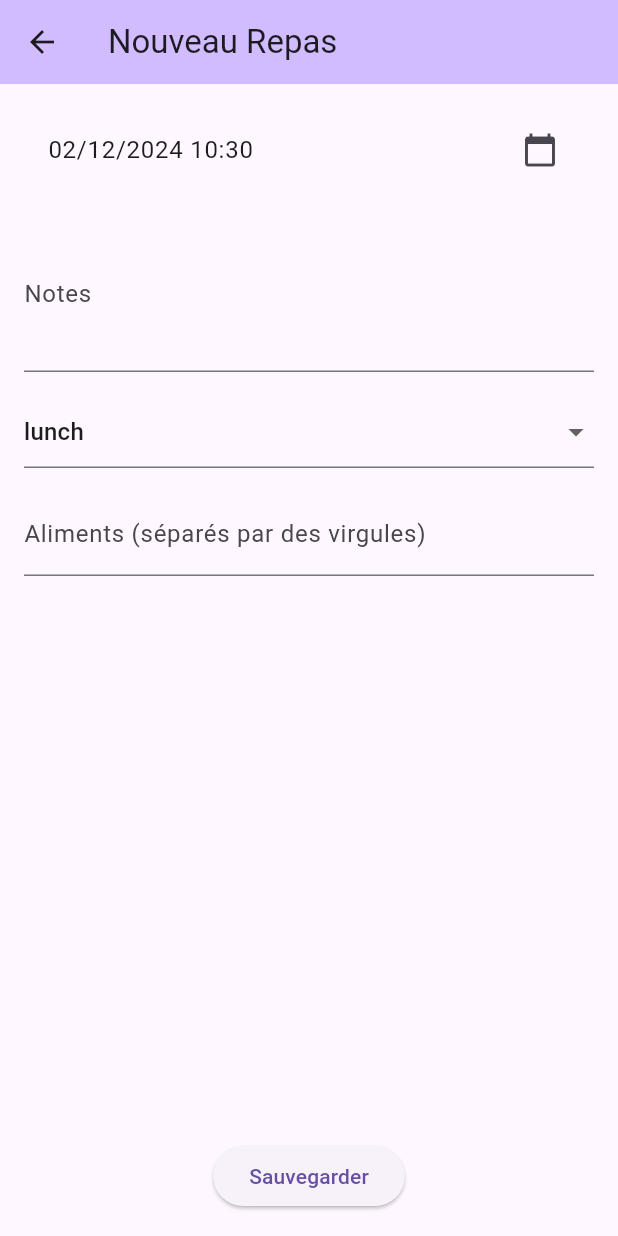
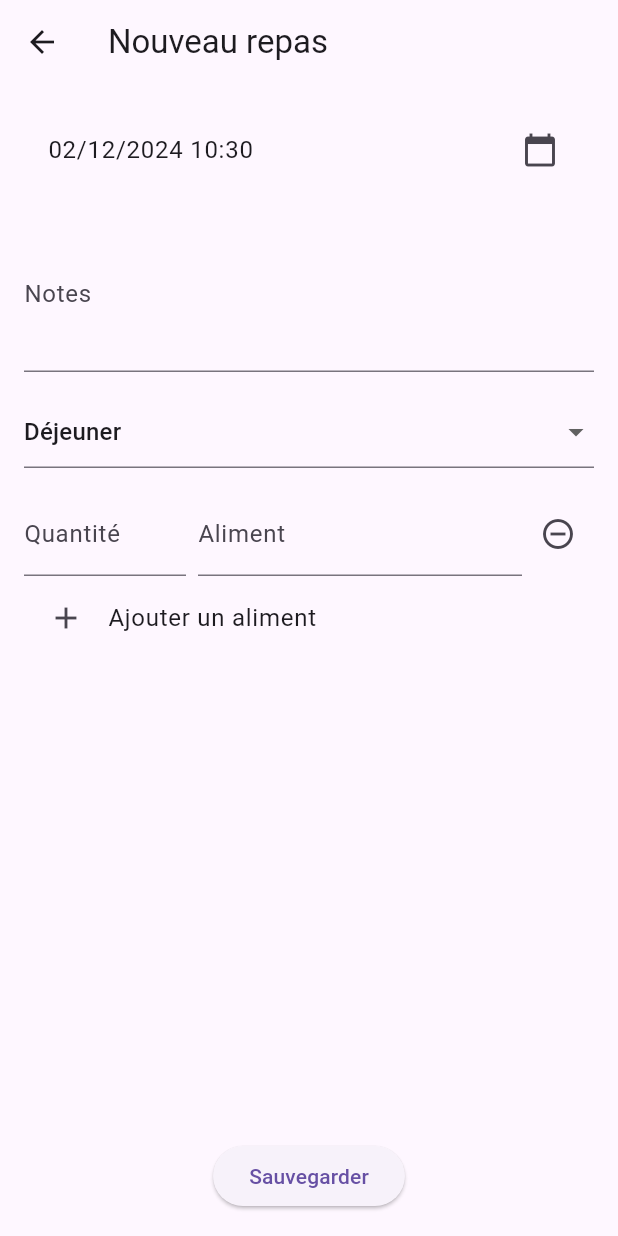
Before and after one commit to daffycricket/my-event-trackers, a Flutter app: the screen it shows after launch, after a tap on "Repas", on a phone screen of 412 x 824 dp. Run offline on Flutter 3.47's test engine with Material 3 defaults, Android fonts, the phone set to English and light mode, and no system bars; our stand-ins replace flutter_riverpod.

Commit message:
ajout de food item sur les repas

```diff
--- a/lib/main.dart
+++ b/lib/main.dart
@@ -113,12 +113,14 @@ class EventList extends ConsumerWidget {
               ),
               title: Text(
                 event is MealEvent
-                  ? _getMealTypeText(event.type)
-                  : '${_getWorkoutTypeText((event as WorkoutEvent).type)} - ${(event).duration.inMinutes}min'
+                  ? _getMealTypeText((event as MealEvent).type)
+                  : '${_getWorkoutTypeText((event as WorkoutEvent).type)} - ${(event as WorkoutEvent).duration.inMinutes}min'
               ),
               subtitle: event.notes != null
                 ? Text(event.notes!)
-                : null,
+                : event is MealEvent
+                  ? Text((event as MealEvent).foods.map((f) => f.toString()).join(', '))
+                  : null,
               trailing: Text(
                 DateFormat('HH:mm').format(event.date),
               ),
--- a/lib/models/event.dart
+++ b/lib/models/event.dart
@@ -1,3 +1,5 @@
+import 'package:my_event_tracker/models/food_item.dart';
+
 abstract class Event {
   final String id;
   final DateTime date;
@@ -11,7 +13,7 @@ abstract class Event {
 }
 
 class MealEvent extends Event {
-  final List<String> foods;
+  final List<FoodItem> foods;
   final MealType type;
 
   MealEvent({
--- /dev/null
+++ b/lib/models/food_item.dart
@@ -0,0 +1,12 @@
+class FoodItem {
+  final String name;
+  final num quantity;
+
+  const FoodItem({
+    required this.name,
+    required this.quantity,
+  });
+
+  @override
+  String toString() => '$quantity $name';
+}
--- a/lib/screens/create_meal_screen.dart
+++ b/lib/screens/create_meal_screen.dart
@@ -5,6 +5,8 @@ import '../models/event.dart';
 import '../providers/events_provider.dart';
 import '../mixins/date_time_picker_mixin.dart';
 import '../widgets/common_event_fields.dart';
+import '../models/food_item.dart';
+import 'package:flutter/services.dart';
 
 class CreateMealScreen extends ConsumerStatefulWidget {
   final MealEvent? mealToEdit;
@@ -17,7 +19,8 @@ class CreateMealScreen extends ConsumerStatefulWidget {
 
 class _CreateMealScreenState extends ConsumerState<CreateMealScreen>
     with DateTimePickerMixin {
-  var _foodsController = TextEditingController();
+  final List<TextEditingController> _foodControllers = [];
+  final List<TextEditingController> _quantityControllers = [];
   var _notesController = TextEditingController();
   late MealType _selectedType;
 
@@ -25,44 +28,55 @@ class _CreateMealScreenState extends ConsumerState<CreateMealScreen>
   void initState() {
     super.initState();
     final meal = widget.mealToEdit;
-    _foodsController = TextEditingController(text: meal?.foods.join(', ') ?? '');
+    if (meal != null) {
+      for (final food in meal.foods) {
+        _foodControllers.add(TextEditingController(text: food.name));
+        _quantityControllers.add(TextEditingController(text: food.quantity.toString()));
+      }
+    } else {
+      _addFoodItem(); // Ajouter un champ vide par défaut
+    }
     _notesController = TextEditingController(text: meal?.notes ?? '');
     _selectedType = meal?.type ?? MealType.lunch;
     selectedDateTime = meal?.date ?? DateTime.now();
   }
 
-  @override
-  void dispose() {
-    _foodsController.dispose();
-    _notesController.dispose();
-    super.dispose();
+  void _addFoodItem() {
+    setState(() {
+      _foodControllers.add(TextEditingController());
+      _quantityControllers.add(TextEditingController());
+    });
   }
 
-  void _saveMeal() {
-    final meal = MealEvent(
-      id: widget.mealToEdit?.id ?? const Uuid().v4(),
-      date: selectedDateTime,
-      type: _selectedType,
-      foods: _foodsController.text.split(',').map((e) => e.trim()).toList(),
-      notes: _notesController.text.isEmpty ? null : _notesController.text,
-    );
+  void _removeFoodItem(int index) {
+    setState(() {
+      _foodControllers[index].dispose();
+      _quantityControllers[index].dispose();
+      _foodControllers.removeAt(index);
+      _quantityControllers.removeAt(index);
+    });
+  }
 
-    final notifier = ref.read(eventsProvider.notifier);
-    if (widget.mealToEdit != null) {
-      notifier.updateEvent(meal);
-    } else {
-      notifier.addEvent(meal);
+  String _getMealTypeText(MealType type) {
+    switch (type) {
+      case MealType.breakfast:
+        return 'Petit déjeuner';
+      case MealType.lunch:
+        return 'Déjeuner';
+      case MealType.dinner:
+        return 'Dîner';
+      case MealType.snack:
+        return 'Collation';
+      default:
+        return '';
     }
-    Navigator.pop(context);
   }
 
   @override
   Widget build(BuildContext context) {
-    final isEditing = widget.mealToEdit != null;
     return Scaffold(
       appBar: AppBar(
-        title: Text(isEditing ? 'Modifier le repas' : 'Nouveau Repas'),
-        backgroundColor: Theme.of(context).colorScheme.inversePrimary,
+        title: Text(widget.mealToEdit != null ? 'Modifier le repas' : 'Nouveau repas'),
       ),
       body: Padding(
         padding: const EdgeInsets.all(16),
@@ -79,24 +93,105 @@ class _CreateMealScreenState extends ConsumerState<CreateMealScreen>
               onChanged: (value) => setState(() => _selectedType = value!),
               items: MealType.values.map((type) => DropdownMenuItem(
                 value: type,
-                child: Text(type.name),
+                child: Text(_getMealTypeText(type)),
               )).toList(),
             ),
             const SizedBox(height: 16),
-            TextField(
-              controller: _foodsController,
-              decoration: const InputDecoration(
-                labelText: 'Aliments (séparés par des virgules)',
+            Expanded(
+              child: ListView.builder(
+                itemCount: _foodControllers.length + 1, // +1 pour le bouton d'ajout
+                itemBuilder: (context, index) {
+                  if (index == _foodControllers.length) {
+                    return ListTile(
+                      leading: const Icon(Icons.add),
+                      title: const Text('Ajouter un aliment'),
+                      onTap: _addFoodItem,
+                    );
+                  }
+                  return Row(
+                    children: [
+                      Expanded(
+                        flex: 2,
+                        child: TextField(
+                          controller: _quantityControllers[index],
+                          decoration: const InputDecoration(
+                            labelText: 'Quantité',
+                          ),
+                          keyboardType: TextInputType.number,
+                          inputFormatters: [
+                            FilteringTextInputFormatter.allow(RegExp(r'[0-9.]')),
+                          ],
+                        ),
+                      ),
+                      const SizedBox(width: 8),
+                      Expanded(
+                        flex: 4,
+                        child: TextField(
+                          controller: _foodControllers[index],
+                          decoration: const InputDecoration(
+                            labelText: 'Aliment',
+                          ),
+                        ),
+                      ),
+                      IconButton(
+                        icon: const Icon(Icons.remove_circle_outline),
+                        onPressed: () => _removeFoodItem(index),
+                      ),
+                    ],
+                  );
+                },
               ),
             ),
-            const Spacer(),
             ElevatedButton(
               onPressed: _saveMeal,
-              child: Text(isEditing ? 'Mettre à jour' : 'Sauvegarder'),
+              child: Text(widget.mealToEdit != null ? 'Mettre à jour' : 'Sauvegarder'),
             ),
           ],
         ),
       ),
     );
   }
+
+  void _saveMeal() {
+    final foods = <FoodItem>[];
+    for (var i = 0; i < _foodControllers.length; i++) {
+      if (_foodControllers[i].text.isNotEmpty && _quantityControllers[i].text.isNotEmpty) {
+        final quantity = num.tryParse(_quantityControllers[i].text);
+        if (quantity != null) {
+          foods.add(FoodItem(
+            name: _foodControllers[i].text,
+            quantity: quantity,
+          ));
+        }
+      }
+    }
+
+    final meal = MealEvent(
+      id: widget.mealToEdit?.id ?? const Uuid().v4(),
+      date: selectedDateTime,
+      type: _selectedType,
+      foods: foods,
+      notes: _notesController.text.isEmpty ? null : _notesController.text,
+    );
+
+    final notifier = ref.read(eventsProvider.notifier);
+    if (widget.mealToEdit != null) {
+      notifier.updateEvent(meal);
+    } else {
+      notifier.addEvent(meal);
+    }
+    Navigator.pop(context);
+  }
+
+  @override
+  void dispose() {
+    for (var controller in _foodControllers) {
+      controller.dispose();
+    }
+    for (var controller in _quantityControllers) {
+      controller.dispose();
+    }
+    _notesController.dispose();
+    super.dispose();
+  }
 }
--- a/lib/screens/meal_detail_screen.dart
+++ b/lib/screens/meal_detail_screen.dart
@@ -71,7 +71,8 @@ class _MealDetailScreenState extends ConsumerState<MealDetailScreen> {
                 separatorBuilder: (context, index) => const Divider(),
                 itemBuilder: (context, index) => ListTile(
                   leading: const Icon(Icons.food_bank),
-                  title: Text(updatedMeal.foods[index]),
+                  title: Text(updatedMeal.foods[index].name),
+                  trailing: Text(updatedMeal.foods[index].quantity.toString()),
                 ),
               ),
             ),
```
Also changed, not shown: lib/providers/events_provider.dart (+11 -2 lines).
